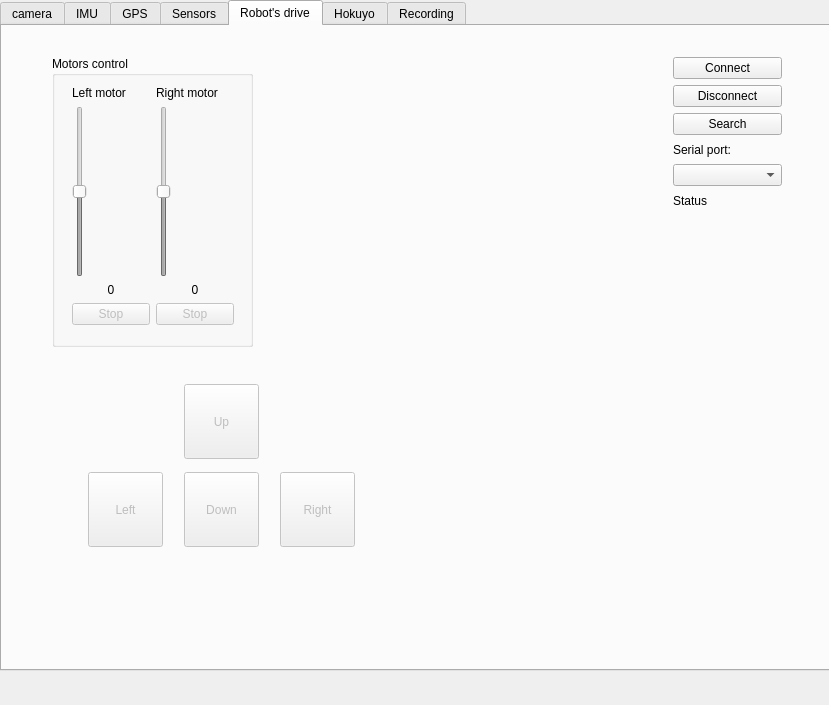
This is Trobot_Qt/trobotqt.ui in LRMPUT/TAPAS as Qt 5 draws it before an edit. The edited form follows.
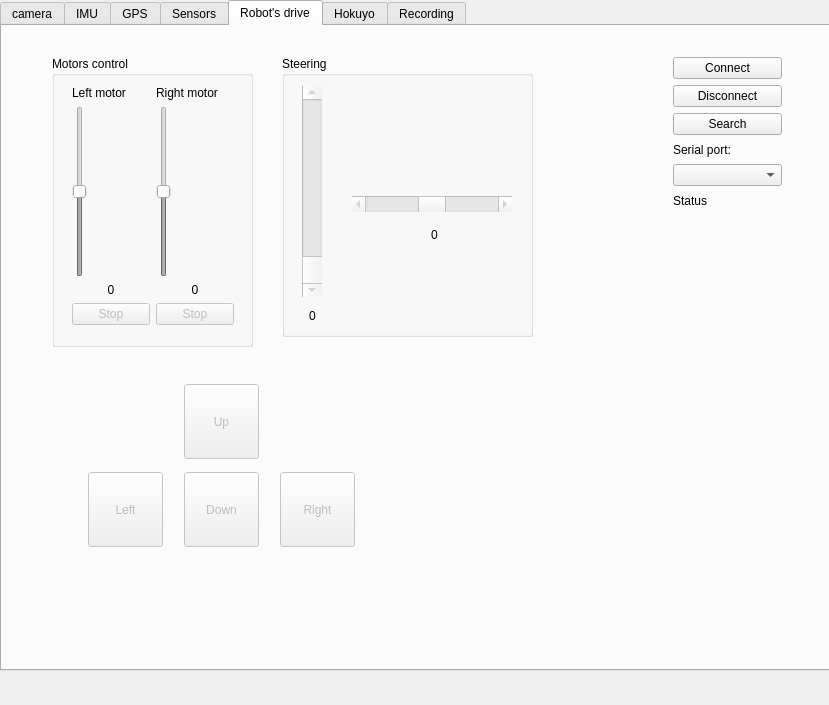
This is the edited form. The open tabs and pages were chosen to show the change.

Commit message: Rozpoczęte prace nad sterowaniem suwakami w gui. Projekt się w pełni kompiluje.

Patch:
```diff
--- a/Trobot_Qt/trobotqt.ui
+++ b/Trobot_Qt/trobotqt.ui
@@ -1168,6 +1168,101 @@
        </item>
       </layout>
      </widget>
+     <widget class="QGroupBox" name="groupBox">
+      <property name="geometry">
+       <rect>
+        <x>280</x>
+        <y>30</y>
+        <width>251</width>
+        <height>281</height>
+       </rect>
+      </property>
+      <property name="title">
+       <string>Steering</string>
+      </property>
+      <widget class="QScrollBar" name="robotDriveSteeringScrollBar">
+       <property name="enabled">
+        <bool>false</bool>
+       </property>
+       <property name="geometry">
+        <rect>
+         <x>70</x>
+         <y>140</y>
+         <width>160</width>
+         <height>16</height>
+        </rect>
+       </property>
+       <property name="minimum">
+        <number>-100</number>
+       </property>
+       <property name="maximum">
+        <number>100</number>
+       </property>
+       <property name="orientation">
+        <enum>Qt::Horizontal</enum>
+       </property>
+       <property name="invertedAppearance">
+        <bool>false</bool>
+       </property>
+      </widget>
+      <widget class="QScrollBar" name="robotDriveThrottleScrollBar">
+       <property name="enabled">
+        <bool>false</bool>
+       </property>
+       <property name="geometry">
+        <rect>
+         <x>20</x>
+         <y>30</y>
+         <width>20</width>
+         <height>211</height>
+        </rect>
+       </property>
+       <property name="maximum">
+        <number>115</number>
+       </property>
+       <property name="orientation">
+        <enum>Qt::Vertical</enum>
+       </property>
+       <property name="invertedAppearance">
+        <bool>true</bool>
+       </property>
+       <property name="invertedControls">
+        <bool>true</bool>
+       </property>
+      </widget>
+      <widget class="QLabel" name="robotDriveSteeringLabel">
+       <property name="geometry">
+        <rect>
+         <x>120</x>
+         <y>170</y>
+         <width>65</width>
+         <height>17</height>
+        </rect>
+       </property>
+       <property name="text">
+        <string>0</string>
+       </property>
+       <property name="alignment">
+        <set>Qt::AlignCenter</set>
+       </property>
+      </widget>
+      <widget class="QLabel" name="robotDriveThrottleLabel">
+       <property name="geometry">
+        <rect>
+         <x>10</x>
+         <y>250</y>
+         <width>41</width>
+         <height>20</height>
+        </rect>
+       </property>
+       <property name="text">
+        <string>0</string>
+       </property>
+       <property name="alignment">
+        <set>Qt::AlignCenter</set>
+       </property>
+      </widget>
+     </widget>
     </widget>
     <widget class="QWidget" name="hokuyoTab">
      <attribute name="title">
```
Left out of the diff: 10 changed lines with no effect on the pictures. The commit also changes 5 other files.
